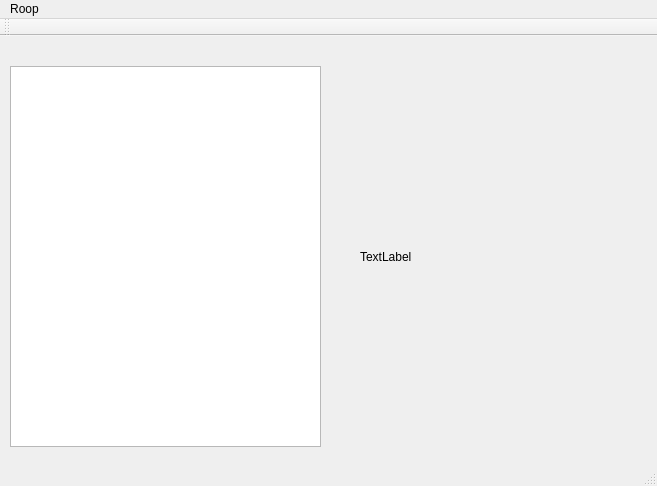
Before: the Qt Designer form ide/RoopIDE/roopenvironment.ui in ZenBowman/roop, drawn with Qt 5.
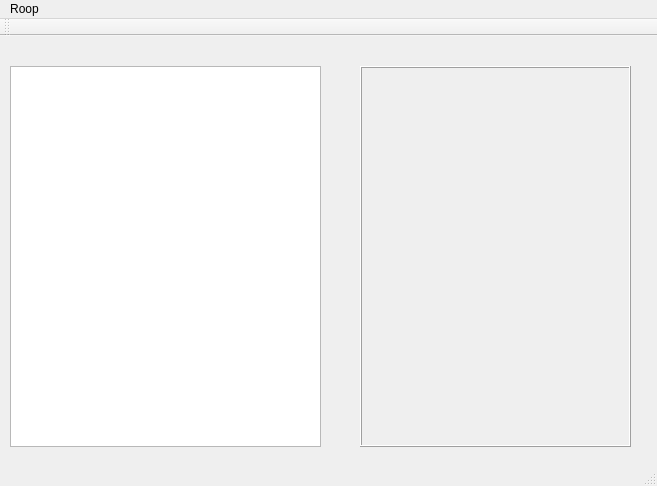
After: the same form once the commit is applied.

What changed in the file:
```diff
--- a/ide/RoopIDE/roopenvironment.ui
+++ b/ide/RoopIDE/roopenvironment.ui
@@ -33,8 +33,14 @@
       <height>381</height>
      </rect>
     </property>
+    <property name="frameShape">
+     <enum>QFrame::Box</enum>
+    </property>
+    <property name="frameShadow">
+     <enum>QFrame::Raised</enum>
+    </property>
     <property name="text">
-     <string>TextLabel</string>
+     <string/>
     </property>
    </widget>
   </widget>
```
Left out of the diff: 12 changed lines with no effect on the pictures.
